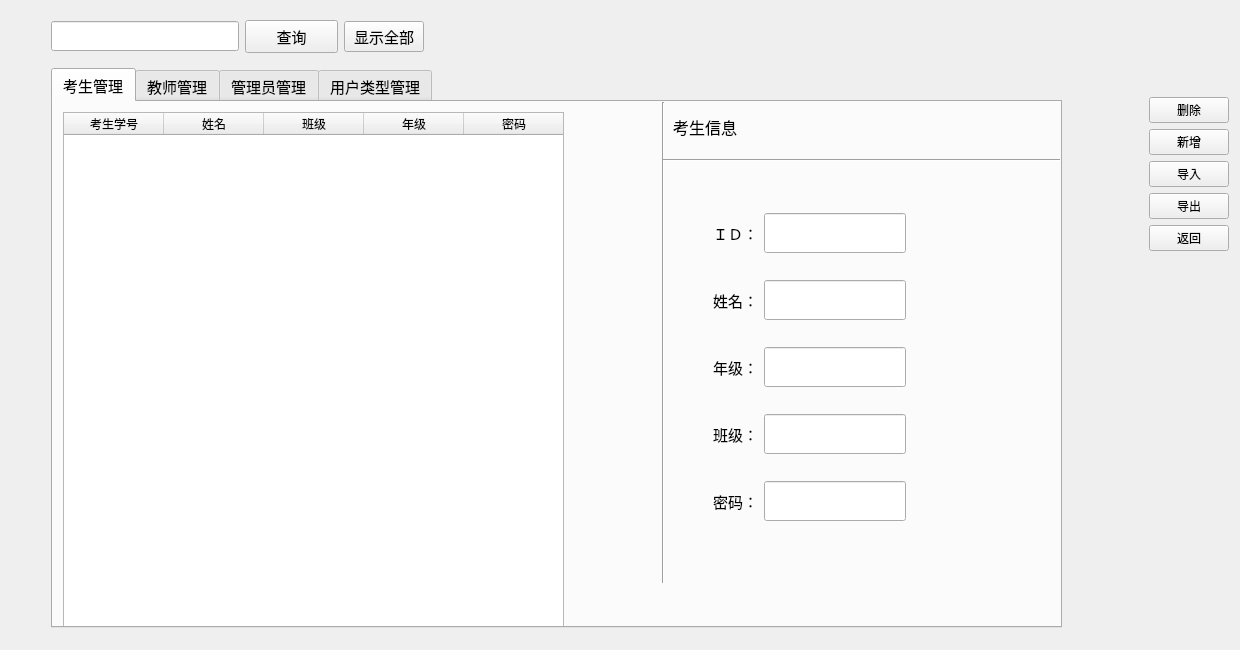
Before: the Qt Designer form server/membermanage.ui in AlanForeverAi/Exams, drawn with Qt 5.
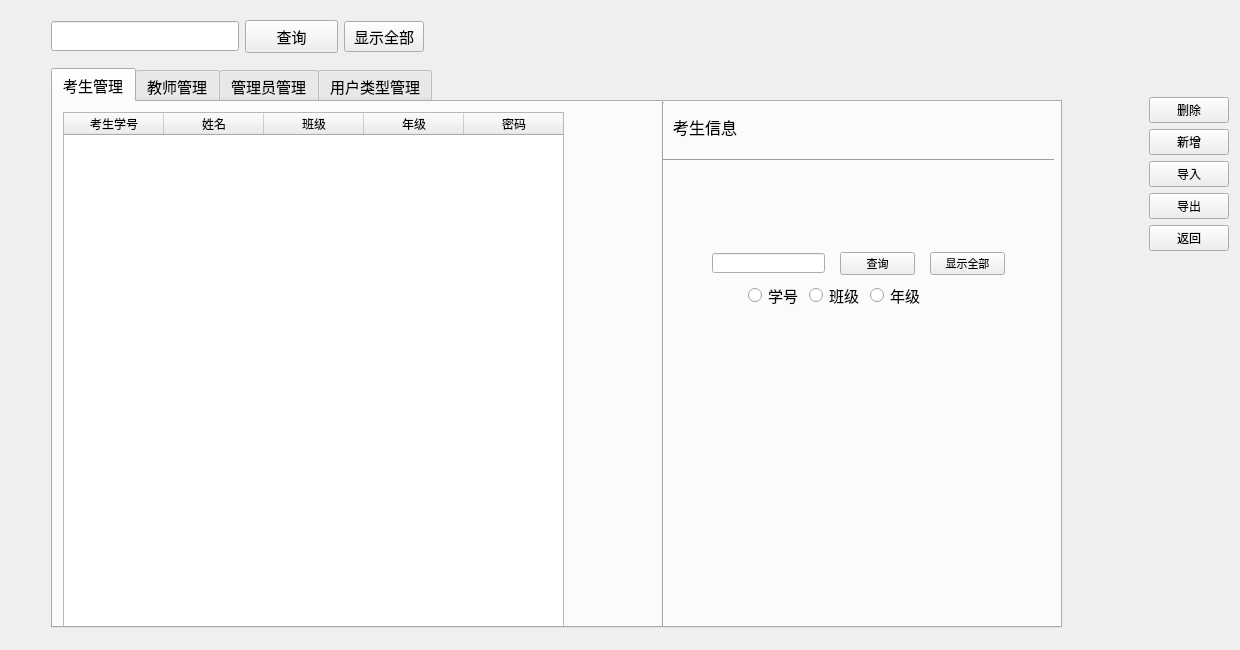
After: the same form once the commit is applied. The open tabs and pages were chosen to show the change.

```diff
--- a/server/membermanage.ui
+++ b/server/membermanage.ui
@@ -510,7 +510,7 @@
            <x>600</x>
            <y>0</y>
            <width>20</width>
-           <height>481</height>
+           <height>531</height>
           </rect>
          </property>
          <property name="orientation">
@@ -522,7 +522,7 @@
           <rect>
            <x>610</x>
            <y>50</y>
-           <width>461</width>
+           <width>391</width>
            <height>16</height>
           </rect>
          </property>
@@ -547,141 +547,88 @@
 &lt;p style=&quot; margin-top:0px; margin-bottom:0px; margin-left:0px; margin-right:0px; -qt-block-indent:0; text-indent:0px;&quot;&gt;&lt;span style=&quot; font-family:'宋体'; font-size:12pt;&quot;&gt;考生信息&lt;/span&gt;&lt;/p&gt;&lt;/body&gt;&lt;/html&gt;</string>
          </property>
         </widget>
-        <widget class="QWidget" name="layoutWidget">
+        <widget class="QWidget" name="">
          <property name="geometry">
           <rect>
-           <x>660</x>
-           <y>90</y>
-           <width>271</width>
-           <height>351</height>
+           <x>650</x>
+           <y>150</y>
+           <width>313</width>
+           <height>59</height>
           </rect>
          </property>
          <layout class="QVBoxLayout" name="verticalLayout_3">
           <item>
            <layout class="QHBoxLayout" name="horizontalLayout_16">
             <item>
-             <layout class="QHBoxLayout" name="horizontalLayout_9">
-              <item>
-               <widget class="QLabel" name="label_7">
-                <property name="text">
-                 <string>ＩＤ：</string>
-                </property>
-               </widget>
-              </item>
-              <item>
-               <widget class="QLineEdit" name="lineEdit_userID">
-                <property name="sizePolicy">
-                 <sizepolicy hsizetype="Fixed" vsizetype="Fixed">
-                  <horstretch>0</horstretch>
-                  <verstretch>0</verstretch>
-                 </sizepolicy>
-                </property>
-                <property name="minimumSize">
-                 <size>
-                  <width>0</width>
-                  <height>40</height>
-                 </size>
-                </property>
-                <property name="frame">
-                 <bool>true</bool>
-                </property>
-                <property name="cursorPosition">
-                 <number>0</number>
-                </property>
-               </widget>
-              </item>
-              <item>
-               <spacer name="horizontalSpacer_7">
-                <property name="orientation">
-                 <enum>Qt::Horizontal</enum>
-                </property>
-                <property name="sizeHint" stdset="0">
-                 <size>
-                  <width>40</width>
-                  <height>20</height>
-                 </size>
-                </property>
-               </spacer>
-              </item>
-             </layout>
+             <widget class="QLineEdit" name="lineEdit_student">
+              <property name="minimumSize">
+               <size>
+                <width>113</width>
+                <height>20</height>
+               </size>
+              </property>
+              <property name="maximumSize">
+               <size>
+                <width>113</width>
+                <height>20</height>
+               </size>
+              </property>
+             </widget>
             </item>
-           </layout>
-          </item>
-          <item>
-           <layout class="QHBoxLayout" name="horizontalLayout_17">
             <item>
-             <layout class="QHBoxLayout" name="horizontalLayout_5">
-              <item>
-               <widget class="QLabel" name="label_3">
-                <property name="text">
-                 <string>姓名：</string>
-                </property>
-               </widget>
-              </item>
-              <item>
-               <widget class="QLineEdit" name="lineEdit_userName">
-                <property name="sizePolicy">
-                 <sizepolicy hsizetype="Fixed" vsizetype="Fixed">
-                  <horstretch>0</horstretch>
-                  <verstretch>0</verstretch>
-                 </sizepolicy>
-                </property>
-                <property name="minimumSize">
-                 <size>
-                  <width>0</width>
-                  <height>40</height>
-                 </size>
-                </property>
-               </widget>
-              </item>
-              <item>
-               <spacer name="horizontalSpacer_6">
-                <property name="orientation">
-                 <enum>Qt::Horizontal</enum>
-                </property>
-                <property name="sizeHint" stdset="0">
-                 <size>
-                  <width>40</width>
-                  <height>20</height>
-                 </size>
-                </property>
-               </spacer>
-              </item>
-             </layout>
+             <widget class="QPushButton" name="search_student">
+              <property name="minimumSize">
+               <size>
+                <width>75</width>
+                <height>23</height>
+               </size>
+              </property>
+              <property name="maximumSize">
+               <size>
+                <width>75</width>
+                <height>23</height>
+               </size>
+              </property>
+              <property name="font">
+               <font>
+                <pointsize>8</pointsize>
+               </font>
+              </property>
+              <property name="text">
+               <string>查询</string>
+              </property>
+             </widget>
             </item>
+            <item>
+             <widget class="QPushButton" name="all_student">
+              <property name="minimumSize">
+               <size>
+                <width>75</width>
+                <height>23</height>
+               </size>
+              </property>
+              <property name="maximumSize">
+               <size>
+                <width>75</width>
+                <height>23</height>
+               </size>
+              </property>
+              <property name="font">
+               <font>
+                <pointsize>8</pointsize>
+               </font>
+              </property>
+              <property name="text">
+               <string>显示全部</string>
+              </property>
+             </widget>
+            </item>
            </layout>
           </item>
           <item>
            <layout class="QHBoxLayout" name="horizontalLayout_18">
             <item>
-             <layout class="QHBoxLayout" name="horizontalLayout_7">
-              <item>
-               <widget class="QLabel" name="label_5">
-                <property name="text">
-                 <string>年级：</string>
-                </property>
-               </widget>
-              </item>
-              <item>
-               <widget class="QLineEdit" name="lineEdit_userGrade">
-                <property name="sizePolicy">
-                 <sizepolicy hsizetype="Fixed" vsizetype="Fixed">
-                  <horstretch>0</horstretch>
-                  <verstretch>0</verstretch>
-                 </sizepolicy>
-                </property>
-                <property name="minimumSize">
-                 <size>
-                  <width>0</width>
-                  <height>40</height>
-                 </size>
-                </property>
-               </widget>
-              </item>
-             </layout>
-            </item>
-            <item>
-             <spacer name="horizontalSpacer_9">
+             <spacer name="horizontalSpacer_6">
               <property name="orientation">
                <enum>Qt::Horizontal</enum>
               </property>
@@ -693,39 +640,47 @@
               </property>
              </spacer>
             </item>
-           </layout>
-          </item>
-          <item>
-           <layout class="QHBoxLayout" name="horizontalLayout_19">
             <item>
-             <layout class="QHBoxLayout" name="horizontalLayout_6">
-              <item>
-               <widget class="QLabel" name="label_4">
-                <property name="text">
-                 <string>班级：</string>
-                </property>
-               </widget>
-              </item>
-              <item>
-               <widget class="QLineEdit" name="lineEdit_userClass">
-                <property name="sizePolicy">
-                 <sizepolicy hsizetype="Fixed" vsizetype="Fixed">
-                  <horstretch>0</horstretch>
-                  <verstretch>0</verstretch>
-                 </sizepolicy>
-                </property>
-                <property name="minimumSize">
-                 <size>
-                  <width>0</width>
-                  <height>40</height>
-                 </size>
-                </property>
-               </widget>
-              </item>
-             </layout>
+             <widget class="QRadioButton" name="radioButton_studentid">
+              <property name="sizePolicy">
+               <sizepolicy hsizetype="Fixed" vsizetype="Fixed">
+                <horstretch>0</horstretch>
+                <verstretch>0</verstretch>
+               </sizepolicy>
+              </property>
+              <property name="text">
+               <string>学号</string>
+              </property>
+             </widget>
             </item>
             <item>
-             <spacer name="horizontalSpacer_10">
+             <widget class="QRadioButton" name="radioButton_class">
+              <property name="sizePolicy">
+               <sizepolicy hsizetype="Fixed" vsizetype="Fixed">
+                <horstretch>0</horstretch>
+                <verstretch>0</verstretch>
+               </sizepolicy>
+              </property>
+              <property name="text">
+               <string>班级</string>
+              </property>
+             </widget>
+            </item>
+            <item>
+             <widget class="QRadioButton" name="radioButton_grade">
+              <property name="sizePolicy">
+               <sizepolicy hsizetype="Fixed" vsizetype="Fixed">
+                <horstretch>0</horstretch>
+                <verstretch>0</verstretch>
+               </sizepolicy>
+              </property>
+              <property name="text">
+               <string>年级</string>
+              </property>
+             </widget>
+            </item>
+            <item>
+             <spacer name="horizontalSpacer_7">
               <property name="orientation">
                <enum>Qt::Horizontal</enum>
               </property>
@@ -737,52 +692,18 @@
               </property>
              </spacer>
             </item>
-           </layout>
-          </item>
-          <item>
-           <layout class="QHBoxLayout" name="horizontalLayout_20">
             <item>
-             <layout class="QHBoxLayout" name="horizontalLayout_8">
-              <item>
-               <widget class="QLabel" name="label_6">
-                <property name="text">
-                 <string>密码：</string>
-                </property>
-               </widget>
-              </item>
-              <item>
-               <widget class="QLineEdit" name="lineEdit_userPwd">
-                <property name="sizePolicy">
-                 <sizepolicy hsizetype="Fixed" vsizetype="Fixed">
-                  <horstretch>0</horstretch>
-                  <verstretch>0</verstretch>
-                 </sizepolicy>
-                </property>
-                <property name="minimumSize">
-                 <size>
-                  <width>0</width>
-                  <height>40</height>
-                 </size>
-                </property>
-                <property name="echoMode">
-                 <enum>QLineEdit::Password</enum>
-                </property>
-               </widget>
-              </item>
-              <item>
-               <spacer name="horizontalSpacer_12">
-                <property name="orientation">
-                 <enum>Qt::Horizontal</enum>
-                </property>
-                <property name="sizeHint" stdset="0">
-                 <size>
-                  <width>40</width>
-                  <height>20</height>
-                 </size>
-                </property>
-               </spacer>
-              </item>
-             </layout>
+             <spacer name="horizontalSpacer_5">
+              <property name="orientation">
+               <enum>Qt::Horizontal</enum>
+              </property>
+              <property name="sizeHint" stdset="0">
+               <size>
+                <width>40</width>
+                <height>20</height>
+               </size>
+              </property>
+             </spacer>
             </item>
            </layout>
           </item>
@@ -883,10 +804,10 @@
         <widget class="QWidget" name="layoutWidget">
          <property name="geometry">
           <rect>
-           <x>660</x>
-           <y>100</y>
-           <width>302</width>
-           <height>311</height>
+           <x>650</x>
+           <y>170</y>
+           <width>313</width>
+           <height>59</height>
           </rect>
          </property>
          <layout class="QVBoxLayout" name="verticalLayout_4">
@@ -919,6 +840,58 @@
               </item>
              </layout>
             </item>
+            <item>
+             <widget class="QPushButton" name="search_teacher">
+              <property name="minimumSize">
+               <size>
+                <width>75</width>
+                <height>23</height>
+               </size>
+              </property>
+              <property name="maximumSize">
+               <size>
+                <width>75</width>
+                <height>23</height>
+               </size>
+              </property>
+              <property name="font">
+               <font>
+                <pointsize>8</pointsize>
+               </font>
+              </property>
+              <property name="text">
+               <string>查询</string>
+              </property>
+             </widget>
+            </item>
+            <item>
+             <widget class="QPushButton" name="all_teacher">
+              <property name="minimumSize">
+               <size>
+                <width>75</width>
+                <height>23</height>
+               </size>
+              </property>
+              <property name="maximumSize">
+               <size>
+                <width>75</width>
+                <height>23</height>
+               </size>
+              </property>
+              <property name="font">
+               <font>
+                <pointsize>8</pointsize>
+               </font>
+              </property>
+              <property name="text">
+               <string>显示全部</string>
+              </property>
+             </widget>
+            </item>
+           </layout>
+          </item>
+          <item>
+           <layout class="QHBoxLayout" name="horizontalLayout_5">
             <item>
              <spacer name="horizontalSpacer_8">
               <property name="orientation">
@@ -981,40 +954,7 @@
           <item>
            <layout class="QHBoxLayout" name="horizontalLayout_13">
             <item>
-             <layout class="QHBoxLayout" name="horizontalLayout_12">
-              <item>
-               <widget class="QLabel" name="label_11">
-                <property name="text">
-                 <string>密码：</string>
-                </property>
-               </widget>
-              </item>
-              <item>
-               <widget class="QLineEdit" name="lineEdit_teacherPwd">
-                <property name="enabled">
-                 <bool>true</bool>
-                </property>
-                <property name="sizePolicy">
-                 <sizepolicy hsizetype="Fixed" vsizetype="Fixed">
-                  <horstretch>0</horstretch>
-                  <verstretch>0</verstretch>
-                 </sizepolicy>
-                </property>
-                <property name="minimumSize">
-                 <size>
-                  <width>0</width>
-                  <height>40</height>
-                 </size>
-                </property>
-                <property name="echoMode">
-                 <enum>QLineEdit::Password</enum>
-                </property>
-               </widget>
-              </item>
-             </layout>
-            </item>
-            <item>
-             <spacer name="horizontalSpacer_13">
+             <spacer name="horizontalSpacer_9">
               <property name="orientation">
                <enum>Qt::Horizontal</enum>
               </property>
@@ -1031,39 +971,7 @@
           <item>
            <layout class="QHBoxLayout" name="horizontalLayout_35">
             <item>
-             <layout class="QHBoxLayout" name="horizontalLayout_4">
-              <item>
-               <widget class="QLabel" name="label_20">
-                <property name="sizePolicy">
-                 <sizepolicy hsizetype="Fixed" vsizetype="Fixed">
-                  <horstretch>0</horstretch>
-                  <verstretch>0</verstretch>
-                 </sizepolicy>
-                </property>
-                <property name="baseSize">
-                 <size>
-                  <width>54</width>
-                  <height>78</height>
-                 </size>
-                </property>
-                <property name="text">
-                 <string>科目：</string>
-                </property>
-               </widget>
-              </item>
-              <item>
-               <widget class="QComboBox" name="comboBox">
-                <item>
-                 <property name="text">
-                  <string>  未选择</string>
-                 </property>
-                </item>
-               </widget>
-              </item>
-             </layout>
-            </item>
-            <item>
-             <spacer name="horizontalSpacer_20">
+             <spacer name="horizontalSpacer_10">
               <property name="orientation">
                <enum>Qt::Horizontal</enum>
               </property>
@@ -1172,7 +1080,7 @@
          </property>
          <layout class="QVBoxLayout" name="verticalLayout_8">
           <item>
-           <layout class="QHBoxLayout" name="horizontalLayout_29">
+           <layout class="QHBoxLayout" name="horizontalLayout_6">
             <item>
              <layout class="QHBoxLayout" name="horizontalLayout_30">
               <item>
@@ -1201,7 +1109,59 @@
              </layout>
             </item>
             <item>
-             <spacer name="horizontalSpacer_17">
+             <widget class="QPushButton" name="search_manager">
+              <property name="minimumSize">
+               <size>
+                <width>75</width>
+                <height>23</height>
+               </size>
+              </property>
+              <property name="maximumSize">
+               <size>
+                <width>75</width>
+                <height>23</height>
+               </size>
+              </property>
+              <property name="font">
+               <font>
+                <pointsize>8</pointsize>
+               </font>
+              </property>
+              <property name="text">
+               <string>查询</string>
+              </property>
+             </widget>
+            </item>
+            <item>
+             <widget class="QPushButton" name="all_manager">
+              <property name="minimumSize">
+               <size>
+                <width>75</width>
+                <height>23</height>
+               </size>
+              </property>
+              <property name="maximumSize">
+               <size>
+                <width>75</width>
+                <height>23</height>
+               </size>
+              </property>
+              <property name="font">
+               <font>
+                <pointsize>8</pointsize>
+               </font>
+              </property>
+              <property name="text">
+               <string>显示全部</string>
+              </property>
+             </widget>
+            </item>
+           </layout>
+          </item>
+          <item>
+           <layout class="QHBoxLayout" name="horizontalLayout_7">
+            <item>
+             <spacer name="horizontalSpacer_11">
               <property name="orientation">
                <enum>Qt::Horizontal</enum>
               </property>
@@ -1245,7 +1205,20 @@
              </layout>
             </item>
             <item>
-             <spacer name="horizontalSpacer_18">
+             <widget class="QRadioButton" name="radioButton_managername">
+              <property name="sizePolicy">
+               <sizepolicy hsizetype="Fixed" vsizetype="Fixed">
+                <horstretch>0</horstretch>
+                <verstretch>0</verstretch>
+               </sizepolicy>
+              </property>
+              <property name="text">
+               <string>姓名</string>
+              </property>
+             </widget>
+            </item>
+            <item>
+             <spacer name="horizontalSpacer_12">
               <property name="orientation">
                <enum>Qt::Horizontal</enum>
               </property>
@@ -1262,50 +1235,17 @@
           <item>
            <layout class="QHBoxLayout" name="horizontalLayout_33">
             <item>
-             <layout class="QHBoxLayout" name="horizontalLayout_34">
-              <item>
-               <widget class="QLabel" name="label_19">
-                <property name="text">
-                 <string>密码：</string>
-                </property>
-               </widget>
-              </item>
-              <item>
-               <widget class="QLineEdit" name="lineEdit_managerPwd">
-                <property name="enabled">
-                 <bool>true</bool>
-                </property>
-                <property name="sizePolicy">
-                 <sizepolicy hsizetype="Fixed" vsizetype="Fixed">
-                  <horstretch>0</horstretch>
-                  <verstretch>0</verstretch>
-                 </sizepolicy>
-                </property>
-                <property name="minimumSize">
-                 <size>
-                  <width>0</width>
-                  <height>40</height>
-                 </size>
-                </property>
-                <property name="echoMode">
-                 <enum>QLineEdit::Password</enum>
-                </property>
-               </widget>
-              </item>
-              <item>
-               <spacer name="horizontalSpacer_19">
-                <property name="orientation">
-                 <enum>Qt::Horizontal</enum>
-                </property>
-                <property name="sizeHint" stdset="0">
-                 <size>
-                  <width>40</width>
-                  <height>20</height>
-                 </size>
-                </property>
-               </spacer>
-              </item>
-             </layout>
+             <spacer name="horizontalSpacer_13">
+              <property name="orientation">
+               <enum>Qt::Horizontal</enum>
+              </property>
+              <property name="sizeHint" stdset="0">
+               <size>
+                <width>40</width>
+                <height>20</height>
+               </size>
+              </property>
+             </spacer>
             </item>
            </layout>
           </item>
```
Left out of the diff: 924 changed lines with no effect on the pictures.
